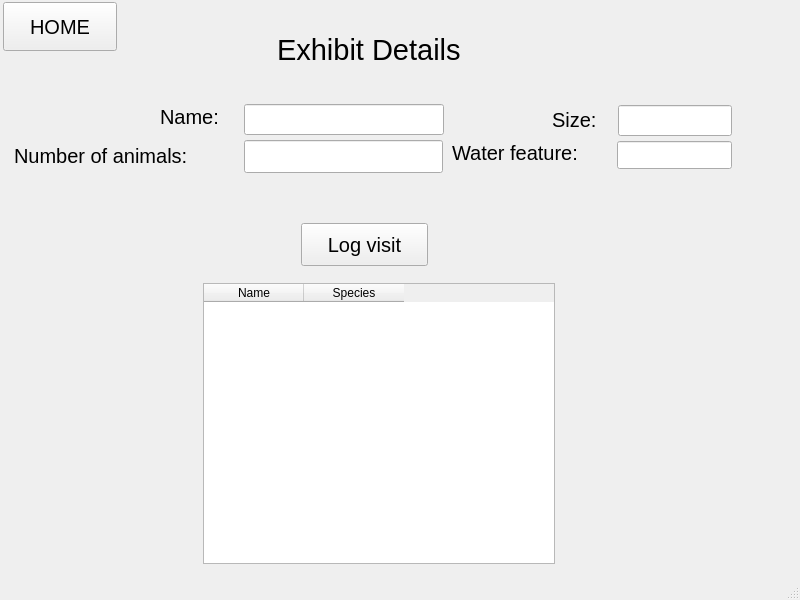
jxzhou131/CS-4400-Atlanta-Zoo-Database, file ui/exhibitDetails.ui: the form before one commit.
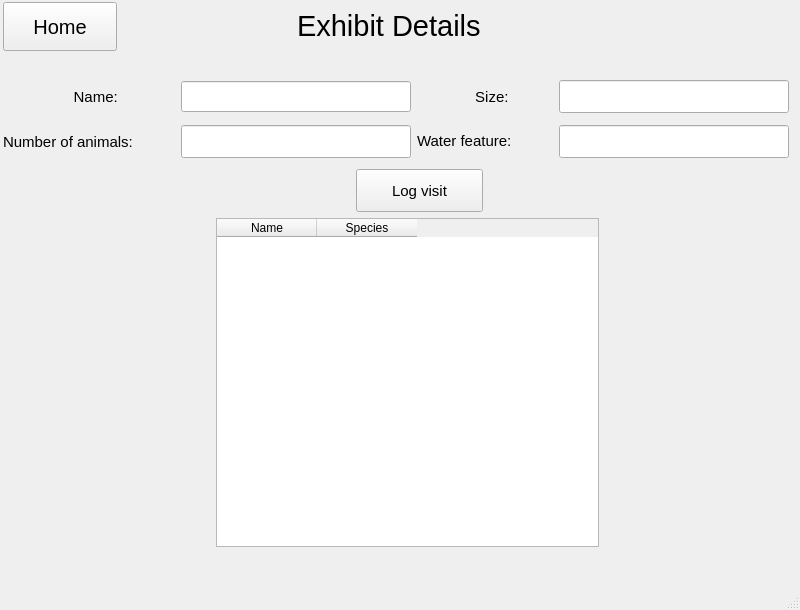
The form after the commit.

Patch:
```diff
--- a/ui/exhibitDetails.ui
+++ b/ui/exhibitDetails.ui
@@ -7,22 +7,37 @@
     <x>0</x>
     <y>0</y>
     <width>800</width>
-    <height>600</height>
+    <height>610</height>
    </rect>
   </property>
   <property name="windowTitle">
    <string>MainWindow</string>
   </property>
   <widget class="QWidget" name="centralwidget">
-   <widget class="QPushButton" name="Homebutton">
+   <widget class="QWidget" name="">
     <property name="geometry">
      <rect>
       <x>3</x>
       <y>2</y>
-      <width>114</width>
-      <height>49</height>
+      <width>786</width>
+      <height>585</height>
      </rect>
     </property>
+    <layout class="QGridLayout" name="gridLayout_2">
+     <item row="0" column="0">
+      <widget class="QPushButton" name="Homebutton">
+       <property name="minimumSize">
+        <size>
+         <width>114</width>
+         <height>49</height>
+        </size>
+       </property>
+       <property name="maximumSize">
+        <size>
+         <width>114</width>
+         <height>49</height>
+        </size>
+       </property>
     <property name="font">
      <font>
       <family>MS Sans Serif</family>
@@ -30,27 +45,43 @@
      </font>
     </property>
     <property name="text">
-     <string>HOME</string>
-    </property>
-   </widget>
+        <string>Home</string>
+       </property>
+      </widget>
+     </item>
+     <item row="0" column="1" colspan="2">
+      <spacer name="horizontalSpacer">
+       <property name="orientation">
+        <enum>Qt::Horizontal</enum>
+       </property>
+       <property name="sizeType">
+        <enum>QSizePolicy::Fixed</enum>
+       </property>
+       <property name="sizeHint" stdset="0">
+        <size>
+         <width>156</width>
+         <height>20</height>
+        </size>
+       </property>
+      </spacer>
+     </item>
+     <item row="0" column="3" colspan="3">
    <widget class="QLabel" name="Heading_exhibit">
-    <property name="geometry">
-     <rect>
-      <x>277</x>
-      <y>28</y>
-      <width>244</width>
-      <height>44</height>
-     </rect>
-    </property>
     <property name="minimumSize">
      <size>
-      <width>151</width>
-      <height>31</height>
+         <width>244</width>
+         <height>44</height>
+        </size>
+       </property>
+       <property name="maximumSize">
+        <size>
+         <width>244</width>
+         <height>44</height>
      </size>
     </property>
     <property name="font">
      <font>
-      <family>Microsoft Sans Serif</family>
+         <family>MS Sans Serif</family>
       <pointsize>22</pointsize>
      </font>
     </property>
@@ -58,140 +89,294 @@
      <string>Exhibit Details</string>
     </property>
    </widget>
+     </item>
+     <item row="0" column="6" colspan="2">
+      <spacer name="horizontalSpacer_2">
+       <property name="orientation">
+        <enum>Qt::Horizontal</enum>
+       </property>
+       <property name="sizeType">
+        <enum>QSizePolicy::Fixed</enum>
+       </property>
+       <property name="sizeHint" stdset="0">
+        <size>
+         <width>230</width>
+         <height>20</height>
+        </size>
+       </property>
+      </spacer>
+     </item>
+     <item row="1" column="4">
+      <spacer name="verticalSpacer">
+       <property name="orientation">
+        <enum>Qt::Vertical</enum>
+       </property>
+       <property name="sizeType">
+        <enum>QSizePolicy::Fixed</enum>
+       </property>
+       <property name="sizeHint" stdset="0">
+        <size>
+         <width>20</width>
+         <height>22</height>
+        </size>
+       </property>
+      </spacer>
+     </item>
+     <item row="2" column="0" colspan="8">
+      <layout class="QGridLayout" name="gridLayout">
+       <item row="0" column="0">
    <widget class="QLabel" name="label_name">
-    <property name="geometry">
-     <rect>
-      <x>160</x>
-      <y>99</y>
-      <width>83</width>
-      <height>35</height>
-     </rect>
-    </property>
     <property name="minimumSize">
      <size>
-      <width>60</width>
-      <height>16</height>
+           <width>162</width>
+           <height>35</height>
+          </size>
+         </property>
+         <property name="maximumSize">
+          <size>
+           <width>162</width>
+           <height>35</height>
      </size>
     </property>
     <property name="font">
      <font>
-      <family>Microsoft Sans Serif</family>
-      <pointsize>15</pointsize>
+           <family>MS Sans Serif</family>
+           <pointsize>11</pointsize>
      </font>
     </property>
     <property name="text">
-     <string>Name:</string>
-    </property>
-   </widget>
+          <string>                 Name:</string>
+         </property>
+        </widget>
+       </item>
+       <item row="0" column="1">
+        <widget class="QLineEdit" name="lineEdit_name">
+         <property name="minimumSize">
+          <size>
+           <width>200</width>
+           <height>31</height>
+          </size>
+         </property>
+         <property name="font">
+          <font>
+           <family>MS Sans Serif</family>
+           <pointsize>11</pointsize>
+          </font>
+         </property>
+         <property name="readOnly">
+          <bool>true</bool>
+         </property>
+        </widget>
+       </item>
+       <item row="0" column="2">
    <widget class="QLabel" name="label_size">
-    <property name="geometry">
-     <rect>
-      <x>552</x>
-      <y>107</y>
-      <width>64</width>
-      <height>25</height>
-     </rect>
-    </property>
     <property name="minimumSize">
      <size>
-      <width>60</width>
-      <height>16</height>
+           <width>136</width>
+           <height>31</height>
+          </size>
+         </property>
+         <property name="maximumSize">
+          <size>
+           <width>136</width>
+           <height>31</height>
      </size>
     </property>
     <property name="font">
      <font>
-      <family>Microsoft Sans Serif</family>
-      <pointsize>15</pointsize>
+           <family>MS Sans Serif</family>
+           <pointsize>11</pointsize>
      </font>
     </property>
     <property name="text">
-     <string>Size:</string>
-    </property>
-   </widget>
+          <string>              Size:</string>
+         </property>
+        </widget>
+       </item>
+       <item row="0" column="3">
+        <widget class="QLineEdit" name="lineEdit_size">
+         <property name="minimumSize">
+          <size>
+           <width>199</width>
+           <height>33</height>
+          </size>
+         </property>
+         <property name="font">
+          <font>
+           <family>MS Sans Serif</family>
+           <pointsize>11</pointsize>
+          </font>
+         </property>
+         <property name="readOnly">
+          <bool>true</bool>
+         </property>
+        </widget>
+       </item>
+       <item row="1" column="0">
    <widget class="QLabel" name="label_numanimal">
-    <property name="geometry">
-     <rect>
-      <x>14</x>
-      <y>134</y>
-      <width>228</width>
-      <height>43</height>
-     </rect>
-    </property>
     <property name="minimumSize">
      <size>
-      <width>141</width>
-      <height>16</height>
+           <width>172</width>
+           <height>43</height>
+          </size>
+         </property>
+         <property name="maximumSize">
+          <size>
+           <width>172</width>
+           <height>43</height>
      </size>
     </property>
     <property name="font">
      <font>
-      <family>Microsoft Sans Serif</family>
-      <pointsize>15</pointsize>
+           <family>MS Sans Serif</family>
+           <pointsize>11</pointsize>
      </font>
     </property>
     <property name="text">
      <string>Number of animals:</string>
     </property>
    </widget>
+       </item>
+       <item row="1" column="1">
+        <widget class="QLineEdit" name="lineEdit_numanimals">
+         <property name="minimumSize">
+          <size>
+           <width>199</width>
+           <height>33</height>
+          </size>
+         </property>
+         <property name="font">
+          <font>
+           <family>MS Sans Serif</family>
+           <pointsize>11</pointsize>
+          </font>
+         </property>
+         <property name="readOnly">
+          <bool>true</bool>
+         </property>
+        </widget>
+       </item>
+       <item row="1" column="2">
    <widget class="QLabel" name="label_waterfeature">
-    <property name="geometry">
-     <rect>
-      <x>452</x>
-      <y>134</y>
-      <width>166</width>
-      <height>38</height>
-     </rect>
-    </property>
     <property name="minimumSize">
      <size>
-      <width>101</width>
-      <height>16</height>
+           <width>136</width>
+           <height>38</height>
+          </size>
+         </property>
+         <property name="maximumSize">
+          <size>
+           <width>136</width>
+           <height>38</height>
      </size>
     </property>
     <property name="font">
      <font>
-      <family>Microsoft Sans Serif</family>
-      <pointsize>15</pointsize>
+           <family>MS Sans Serif</family>
+           <pointsize>11</pointsize>
      </font>
     </property>
     <property name="text">
      <string>Water feature:</string>
     </property>
    </widget>
+       </item>
+       <item row="1" column="3">
+        <widget class="QLineEdit" name="lineEdit_water">
+         <property name="minimumSize">
+          <size>
+           <width>199</width>
+           <height>33</height>
+          </size>
+         </property>
+         <property name="font">
+          <font>
+           <family>MS Sans Serif</family>
+           <pointsize>11</pointsize>
+          </font>
+         </property>
+         <property name="readOnly">
+          <bool>true</bool>
+         </property>
+        </widget>
+       </item>
+      </layout>
+     </item>
+     <item row="3" column="0" colspan="4">
+      <spacer name="horizontalSpacer_3">
+       <property name="orientation">
+        <enum>Qt::Horizontal</enum>
+       </property>
+       <property name="sizeType">
+        <enum>QSizePolicy::Fixed</enum>
+       </property>
+       <property name="sizeHint" stdset="0">
+        <size>
+         <width>312</width>
+         <height>20</height>
+        </size>
+       </property>
+      </spacer>
+     </item>
+     <item row="3" column="4">
    <widget class="QPushButton" name="Logvisit">
-    <property name="geometry">
-     <rect>
-      <x>301</x>
-      <y>223</y>
-      <width>127</width>
-      <height>43</height>
-     </rect>
-    </property>
     <property name="minimumSize">
      <size>
-      <width>113</width>
-      <height>32</height>
+         <width>127</width>
+         <height>43</height>
+        </size>
+       </property>
+       <property name="maximumSize">
+        <size>
+         <width>127</width>
+         <height>43</height>
      </size>
     </property>
     <property name="font">
      <font>
       <family>MS Sans Serif</family>
-      <pointsize>15</pointsize>
+         <pointsize>11</pointsize>
      </font>
     </property>
     <property name="text">
      <string>Log visit</string>
     </property>
    </widget>
+     </item>
+     <item row="3" column="5" colspan="3">
+      <spacer name="horizontalSpacer_4">
+       <property name="orientation">
+        <enum>Qt::Horizontal</enum>
+       </property>
+       <property name="sizeType">
+        <enum>QSizePolicy::Fixed</enum>
+       </property>
+       <property name="sizeHint" stdset="0">
+        <size>
+         <width>289</width>
+         <height>20</height>
+        </size>
+       </property>
+      </spacer>
+     </item>
+     <item row="4" column="0" colspan="2">
+      <spacer name="horizontalSpacer_5">
+       <property name="orientation">
+        <enum>Qt::Horizontal</enum>
+       </property>
+       <property name="sizeType">
+        <enum>QSizePolicy::Fixed</enum>
+       </property>
+       <property name="sizeHint" stdset="0">
+        <size>
+         <width>207</width>
+         <height>20</height>
+        </size>
+       </property>
+      </spacer>
+     </item>
+     <item row="4" column="2" rowspan="2" colspan="5">
    <widget class="QTableWidget" name="tableWidget">
-    <property name="geometry">
-     <rect>
-      <x>203</x>
-      <y>283</y>
-      <width>352</width>
-      <height>281</height>
-     </rect>
-    </property>
     <property name="minimumSize">
      <size>
       <width>352</width>
@@ -209,105 +394,40 @@
      </property>
     </column>
    </widget>
-   <widget class="QLineEdit" name="lineEdit_name">
-    <property name="geometry">
-     <rect>
-      <x>244</x>
-      <y>104</y>
-      <width>200</width>
-      <height>31</height>
-     </rect>
-    </property>
-    <property name="minimumSize">
-     <size>
-      <width>113</width>
-      <height>21</height>
-     </size>
-    </property>
-    <property name="font">
-     <font>
-      <family>MS Sans Serif</family>
-      <pointsize>12</pointsize>
-     </font>
-    </property>
-    <property name="readOnly">
-     <bool>true</bool>
-    </property>
-   </widget>
-   <widget class="QLineEdit" name="lineEdit_numanimals">
-    <property name="geometry">
-     <rect>
-      <x>244</x>
-      <y>140</y>
-      <width>199</width>
-      <height>33</height>
-     </rect>
-    </property>
-    <property name="minimumSize">
+     </item>
+     <item row="5" column="7">
+      <spacer name="horizontalSpacer_6">
+       <property name="orientation">
+        <enum>Qt::Horizontal</enum>
+       </property>
+       <property name="sizeType">
+        <enum>QSizePolicy::Fixed</enum>
+       </property>
+       <property name="sizeHint" stdset="0">
      <size>
-      <width>113</width>
-      <height>21</height>
-     </size>
-    </property>
-    <property name="font">
-     <font>
-      <family>MS Sans Serif</family>
-      <pointsize>12</pointsize>
-     </font>
-    </property>
-    <property name="readOnly">
-     <bool>true</bool>
-    </property>
-   </widget>
-   <widget class="QLineEdit" name="lineEdit_size">
-    <property name="geometry">
-     <rect>
-      <x>618</x>
-      <y>105</y>
-      <width>114</width>
-      <height>31</height>
-     </rect>
-    </property>
-    <property name="minimumSize">
+         <width>184</width>
+         <height>20</height>
+        </size>
+       </property>
+      </spacer>
+     </item>
+     <item row="6" column="4">
+      <spacer name="verticalSpacer_2">
+       <property name="orientation">
+        <enum>Qt::Vertical</enum>
+       </property>
+       <property name="sizeType">
+        <enum>QSizePolicy::Fixed</enum>
+       </property>
+       <property name="sizeHint" stdset="0">
      <size>
-      <width>113</width>
-      <height>21</height>
-     </size>
-    </property>
-    <property name="font">
-     <font>
-      <family>MS Sans Serif</family>
-      <pointsize>12</pointsize>
-     </font>
-    </property>
-    <property name="readOnly">
-     <bool>true</bool>
-    </property>
-   </widget>
-   <widget class="QLineEdit" name="lineEdit_water">
-    <property name="geometry">
-     <rect>
-      <x>617</x>
-      <y>141</y>
-      <width>115</width>
-      <height>28</height>
-     </rect>
-    </property>
-    <property name="minimumSize">
-     <size>
-      <width>113</width>
-      <height>21</height>
-     </size>
-    </property>
-    <property name="font">
-     <font>
-      <family>MS Sans Serif</family>
-      <pointsize>12</pointsize>
-     </font>
-    </property>
-    <property name="readOnly">
-     <bool>true</bool>
-    </property>
+         <width>20</width>
+         <height>40</height>
+        </size>
+       </property>
+      </spacer>
+     </item>
+    </layout>
    </widget>
   </widget>
   <widget class="QStatusBar" name="statusbar"/>
```
Lines whose indentation alone changed are shown as unchanged.
